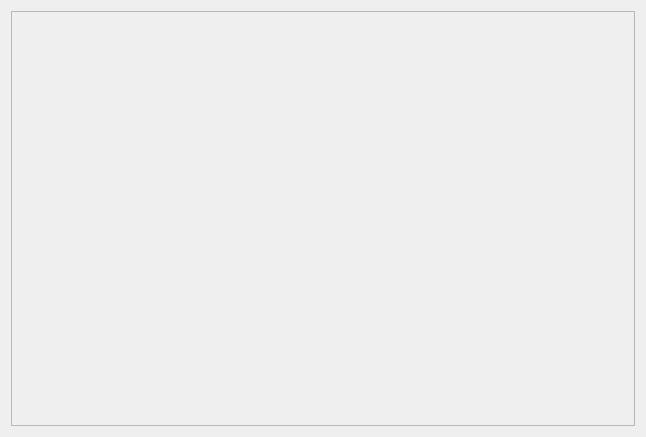
First picture: the form in orderhistorywindow.ui, repository szymon27/xkomx, before the edit.
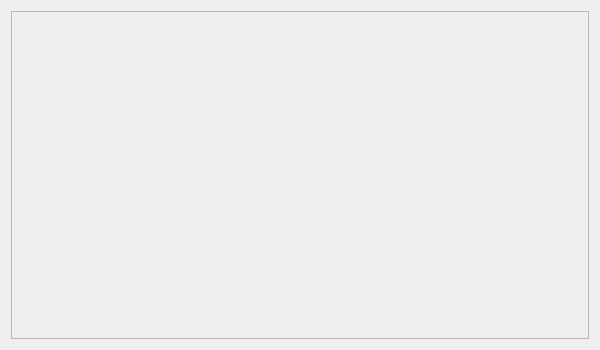
Second picture: the form after the edit.

What changed in the file:
```diff
--- a/orderhistorywindow.ui
+++ b/orderhistorywindow.ui
@@ -6,10 +6,22 @@
    <rect>
     <x>0</x>
     <y>0</y>
-    <width>646</width>
-    <height>437</height>
+    <width>600</width>
+    <height>350</height>
    </rect>
   </property>
+  <property name="minimumSize">
+   <size>
+    <width>600</width>
+    <height>350</height>
+   </size>
+  </property>
+  <property name="maximumSize">
+   <size>
+    <width>600</width>
+    <height>350</height>
+   </size>
+  </property>
   <property name="windowTitle">
    <string>XKOMX</string>
   </property>
@@ -24,8 +36,8 @@
        <rect>
         <x>0</x>
         <y>0</y>
-        <width>626</width>
-        <height>417</height>
+        <width>580</width>
+        <height>330</height>
        </rect>
       </property>
       <widget class="QWidget" name="verticalLayoutWidget">
```
